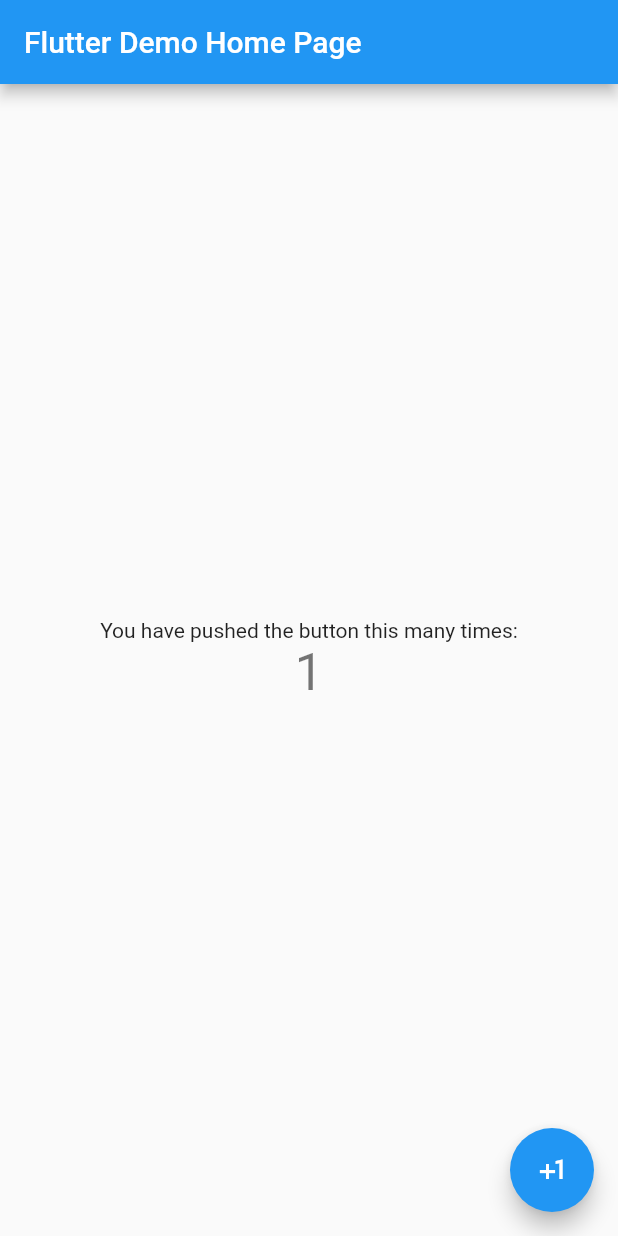
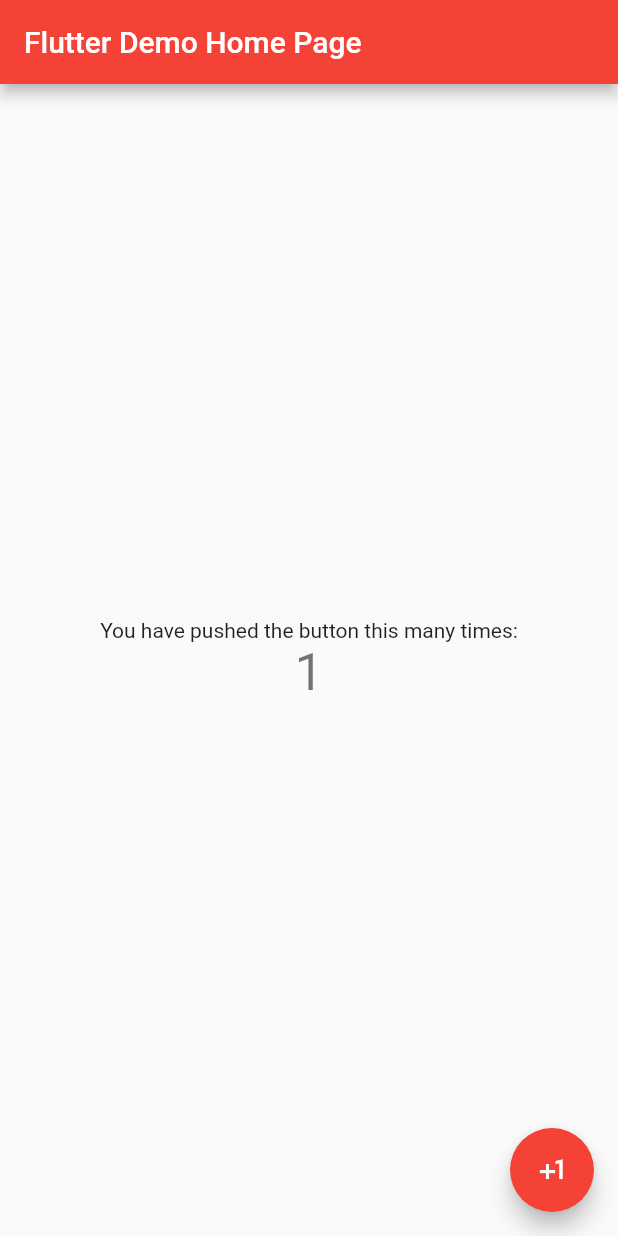
Before and after one commit to ericzorn93/Aria-Mobile, a Flutter app: the screen it shows after launch, after a tap on the "plus one" icon, on a phone screen of 412 x 824 dp. Run offline on Flutter 3.47's test engine with Material 2 defaults, Android fonts, the phone set to English and light mode, and no system bars.

Commit message:
Update colors

```diff
--- a/lib/main.dart
+++ b/lib/main.dart
@@ -1,4 +1,6 @@
 import 'package:flutter/material.dart';
+
+import 'package:aria/pages/HomePage.dart';
 
 void main() => runApp(MyApp());
 
@@ -9,103 +11,10 @@ class MyApp extends StatelessWidget {
     return MaterialApp(
       title: 'Flutter Demo',
       theme: ThemeData(
-        // This is the theme of your application.
-        //
-        // Try running your application with "flutter run". You'll see the
-        // application has a blue toolbar. Then, without quitting the app, try
-        // changing the primarySwatch below to Colors.green and then invoke
-        // "hot reload" (press "r" in the console where you ran "flutter run",
-        // or simply save your changes to "hot reload" in a Flutter IDE).
-        // Notice that the counter didn't reset back to zero; the application
-        // is not restarted.
-        primarySwatch: Colors.blue,
+        primaryColor: Colors.blue,
+        accentColor: Colors.red,
       ),
       home: MyHomePage(title: 'Flutter Demo Home Page'),
     );
   }
 }
-
-class MyHomePage extends StatefulWidget {
-  MyHomePage({Key key, this.title}) : super(key: key);
-
-  // This widget is the home page of your application. It is stateful, meaning
-  // that it has a State object (defined below) that contains fields that affect
-  // how it looks.
-
-  // This class is the configuration for the state. It holds the values (in this
-  // case the title) provided by the parent (in this case the App widget) and
-  // used by the build method of the State. Fields in a Widget subclass are
-  // always marked "final".
-
-  final String title;
-
-  @override
-  _MyHomePageState createState() => _MyHomePageState();
-}
-
-class _MyHomePageState extends State<MyHomePage> {
-  int _counter = 0;
-
-  void _incrementCounter() {
-    setState(() {
-      // This call to setState tells the Flutter framework that something has
-      // changed in this State, which causes it to rerun the build method below
-      // so that the display can reflect the updated values. If we changed
-      // _counter without calling setState(), then the build method would not be
-      // called again, and so nothing would appear to happen.
-      _counter++;
-    });
-  }
-
-  @override
-  Widget build(BuildContext context) {
-    // This method is rerun every time setState is called, for instance as done
-    // by the _incrementCounter method above.
-    //
-    // The Flutter framework has been optimized to make rerunning build methods
-    // fast, so that you can just rebuild anything that needs updating rather
-    // than having to individually change instances of widgets.
-    return Scaffold(
-      appBar: AppBar(
-        // Here we take the value from the MyHomePage object that was created by
-        // the App.build method, and use it to set our appbar title.
-        title: Text(widget.title),
-      ),
-      body: Center(
-        // Center is a layout widget. It takes a single child and positions it
-        // in the middle of the parent.
-        child: Column(
-          // Column is also a layout widget. It takes a list of children and
-          // arranges them vertically. By default, it sizes itself to fit its
-          // children horizontally, and tries to be as tall as its parent.
-          //
-          // Invoke "debug painting" (press "p" in the console, choose the
-          // "Toggle Debug Paint" action from the Flutter Inspector in Android
-          // Studio, or the "Toggle Debug Paint" command in Visual Studio Code)
-          // to see the wireframe for each widget.
-          //
-          // Column has various properties to control how it sizes itself and
-          // how it positions its children. Here we use mainAxisAlignment to
-          // center the children vertically; the main axis here is the vertical
-          // axis because Columns are vertical (the cross axis would be
-          // horizontal).
-          mainAxisAlignment: MainAxisAlignment.center,
-          children: <Widget>[
-            Text(
-              'You have pushed the button this many times:',
-            ),
-            Text(
-              '$_counter',
-              style: Theme.of(context).textTheme.display1,
-            ),
-          ],
-        ),
-      ),
-      floatingActionButton: FloatingActionButton(
-        onPressed: _incrementCounter,
-        tooltip: 'Increment',
-        child: Icon(Icons.plus_one),
-      ), // This trailing comma makes auto-formatting nicer for build methods.
-    );
-  }
-}
--- /dev/null
+++ b/lib/pages/HomePage.dart
@@ -0,0 +1,50 @@
+import 'package:flutter/material.dart';
+
+class MyHomePage extends StatefulWidget {
+  MyHomePage({Key key, this.title}) : super(key: key);
+
+  final String title;
+
+  @override
+  _MyHomePageState createState() => _MyHomePageState();
+}
+
+class _MyHomePageState extends State<MyHomePage> {
+  int _counter = 0;
+
+  void _incrementCounter() {
+    setState(() {
+      _counter += 1;
+    });
+  }
+
+  @override
+  Widget build(BuildContext context) {
+    return Scaffold(
+      appBar: AppBar(
+        title: Text(widget.title),
+        backgroundColor: Colors.red,
+      ),
+      body: Center(
+        child: Column(
+          mainAxisAlignment: MainAxisAlignment.center,
+          children: <Widget>[
+            Text(
+              'You have pushed the button this many times:',
+            ),
+            Text(
+              '$_counter',
+              style: Theme.of(context).textTheme.display1,
+            ),
+          ],
+        ),
+      ),
+      floatingActionButton: FloatingActionButton(
+        onPressed: _incrementCounter,
+        tooltip: 'Increment',
+        child: Icon(Icons.plus_one),
+        backgroundColor: Colors.red,
+      ),
+    );
+  }
+}
```
Also changed, not shown: pubspec.yaml (+7 -6 lines), pubspec.lock.
